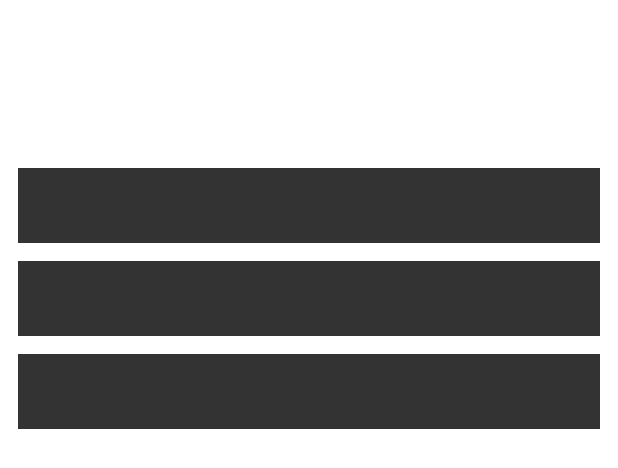
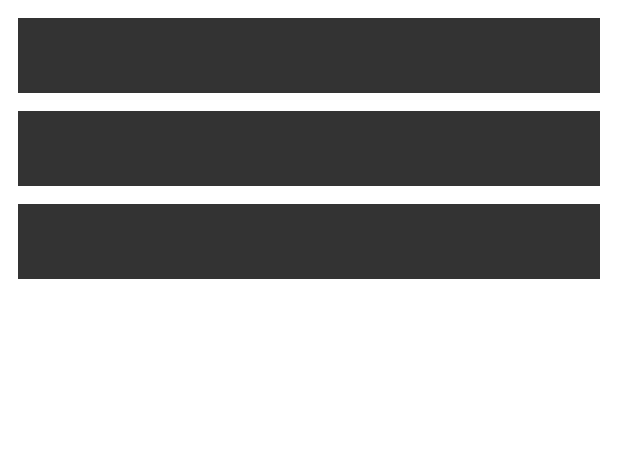
Before and after one commit to tuan-di/Architecture, an Android app: the layout fragment_list.xml on its own in the app's theme, with its tools: preview values and no code run, on a phone screen of 412 x 824 dp. Shown: the top 468 px of the screen. Run offline under Robolectric (Android 15) with nearby library versions, the phone set to English and light mode, and no system bars; plain views replace SmartRefreshLayout.

```diff
--- a/app/build.gradle
+++ b/app/build.gradle
@@ -77,6 +77,9 @@ dependencies {
 
     implementation  'com.lcodecorex:tkrefreshlayout:1.0.7'
 
+    implementation 'com.github.bumptech.glide:glide:4.12.0'
+    kapt 'com.github.bumptech.glide:compiler:4.12.0'
+
     implementation "org.jetbrains.kotlin:kotlin-stdlib:$kotlin_version"
     implementation 'androidx.core:core-ktx:1.3.2'
     implementation 'androidx.appcompat:appcompat:1.2.0'
--- a/app/src/main/AndroidManifest.xml
+++ b/app/src/main/AndroidManifest.xml
@@ -30,7 +30,7 @@
             android:exported="false"
             tools:node="merge">
             <meta-data
-                android:name="com.tuandi.architecture.initializer.MyLibInitializer"
+                android:name="com.tuandi.architecture.util.initializer.MyLibInitializer"
                 android:value="androidx.startup" />
         </provider>
     </application>
--- a/app/src/main/java/com/tuandi/architecture/example/ui/fragments/list/ListFragment.kt
+++ b/app/src/main/java/com/tuandi/architecture/example/ui/fragments/list/ListFragment.kt
@@ -17,7 +17,7 @@ import com.tuandi.architecture.extensions.toast
 import dagger.hilt.android.AndroidEntryPoint
 
 @AndroidEntryPoint
-class ListFragment : BaseFragment( R.layout.fragment_list) {
+class ListFragment : BaseFragment(R.layout.fragment_list) {
     private val viewModel: ListViewModel by viewModels()
     private val mAdapter: PokemonAdapter by lazy {
         PokemonAdapter {
@@ -43,6 +43,7 @@ class ListFragment : BaseFragment( R.layout.fragment_list) {
             refresh.setOnRefreshListener {
                 viewModel.getPokemon()
             }
+            vm = viewModel
             lifecycleOwner = this@ListFragment
         }
         return binding.root
--- a/app/src/main/java/com/tuandi/architecture/log/DebugTree.kt
+++ b/app/src/main/java/com/tuandi/architecture/util/initializer/log/DebugTree.kt
@@ -1,4 +1,4 @@
-package com.tuandi.architecture.log
+package com.tuandi.architecture.util.initializer.log
 
 import timber.log.Timber
 
--- a/app/src/main/res/layout/fragment_list.xml
+++ b/app/src/main/res/layout/fragment_list.xml
@@ -19,36 +19,12 @@
         android:id="@+id/refresh"
         android:layout_width="match_parent"
         android:layout_height="match_parent"
+        app:refreshing="@{vm.loading}"
         app:srlDisableContentWhenRefresh="true">
 
         <com.tuandi.architecture.example.ui.fragments.list.MyClassicsHeader
             android:layout_width="match_parent"
             android:layout_height="wrap_content" />
-
-        <androidx.core.widget.NestedScrollView
-            android:layout_width="match_parent"
-            android:layout_height="match_parent">
-
-            <LinearLayout
-                android:layout_width="match_parent"
-                android:layout_height="wrap_content"
-                android:orientation="vertical">
-
-                <androidx.cardview.widget.CardView
-                    android:id="@+id/card"
-                    android:layout_width="match_parent"
-                    android:layout_height="wrap_content"
-                    android:layout_marginHorizontal="13dp"
-                    app:cardBackgroundColor="@color/white"
-                    app:cardElevation="0dp">
-
-                    <androidx.constraintlayout.widget.ConstraintLayout
-                        android:layout_width="match_parent"
-                        android:layout_height="100dp">
-
-                    </androidx.constraintlayout.widget.ConstraintLayout>
-                </androidx.cardview.widget.CardView>
-
 
         <androidx.recyclerview.widget.RecyclerView
             android:id="@+id/recyclerView"
@@ -62,7 +38,5 @@
             app:adapter="@{adapter}"
             app:layoutManager="androidx.recyclerview.widget.GridLayoutManager"
             tools:listitem="@layout/item_pokemon" />
-            </LinearLayout>
-        </androidx.core.widget.NestedScrollView>
     </com.scwang.smart.refresh.layout.SmartRefreshLayout>
 </layout>
```
Also changed, not shown: app/src/main/java/com/tuandi/architecture/example/repository/MainRepository.kt (+17 -26 lines), app/src/main/java/com/tuandi/architecture/example/ui/binding/Binding.kt (deleted, +0 -16 lines), app/src/main/java/com/tuandi/architecture/example/ui/binding/ViewBindingAdapter.kt (added, +56 -0 lines), app/src/main/java/com/tuandi/architecture/example/ui/fragments/detail/DetailFragment.kt (+6 -6 lines), app/src/main/java/com/tuandi/architecture/example/ui/fragments/detail/DetailViewModel.kt (+28 -8 lines), app/src/main/java/com/tuandi/architecture/example/ui/fragments/list/ListViewModel.kt (+14 -11 lines), app/src/main/java/com/tuandi/architecture/extensions/Ext.kt (+20 -0 lines), app/src/main/java/com/tuandi/architecture/util/initializer/MyLibInitializer.kt (renamed from app/src/main/java/com/tuandi/architecture/initializer/MyLibInitializer.kt, +5 -2 lines), app/src/main/java/com/tuandi/architecture/util/initializer/log/CrashlyticsTree.kt (added, +29 -0 lines). Lines whose indentation alone changed are shown as unchanged.
